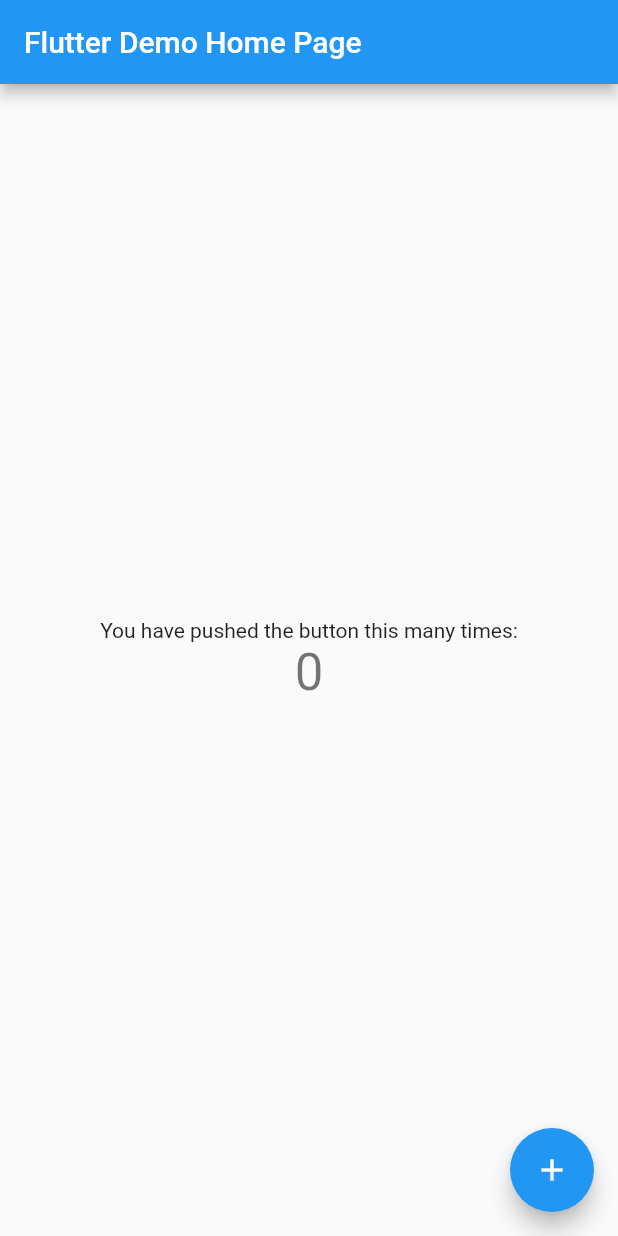
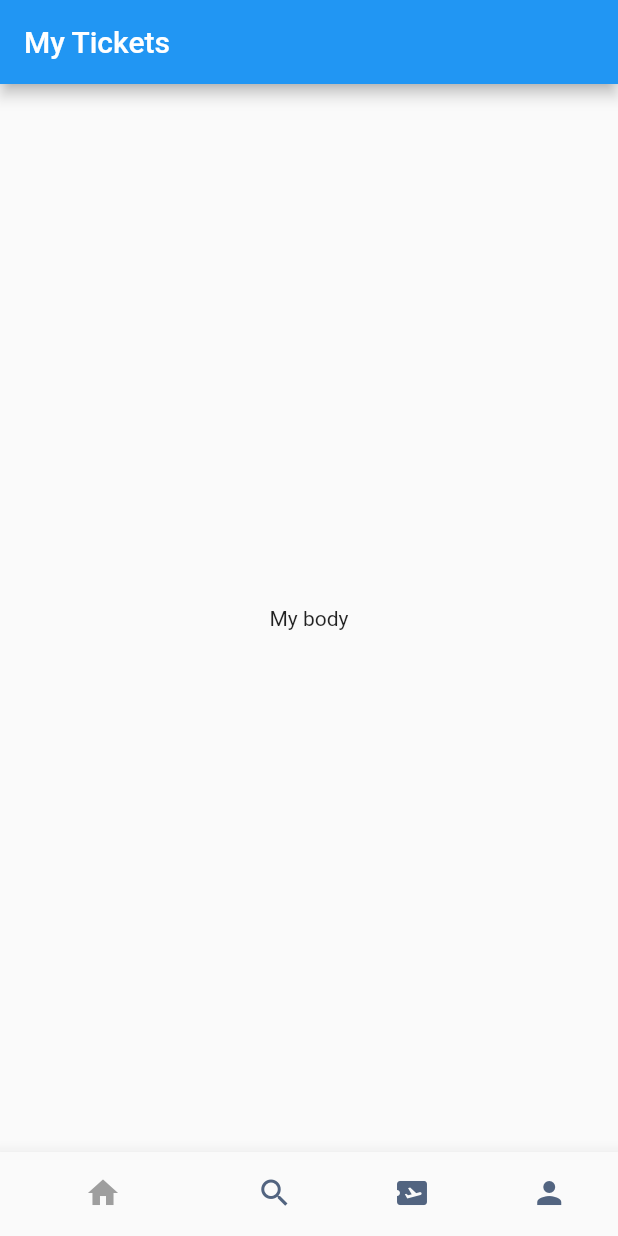
Before and after one commit to soulandbone/ticket_booking, a Flutter app: the screen it shows after launch, on a phone screen of 412 x 824 dp. Run offline on Flutter 3.47's test engine with Material 2 defaults, Android fonts, the phone set to English and light mode, and no system bars.

Commit message:
Added a BottomBar Screen, to start the UI

```diff
--- a/lib/main.dart
+++ b/lib/main.dart
@@ -1,4 +1,6 @@
 import 'package:flutter/material.dart';
+
+import 'screens/bottom_bar.dart';
 
 void main() {
   runApp(const MyApp());
@@ -14,54 +16,7 @@ class MyApp extends StatelessWidget {
       theme: ThemeData(
         primarySwatch: Colors.blue,
       ),
-      home: const MyHomePage(title: 'Flutter Demo Home Page'),
+      home: const BottomBar(),
     );
   }
 }
-
-class MyHomePage extends StatefulWidget {
-  const MyHomePage({super.key, required this.title});
-
-  final String title;
-
-  @override
-  State<MyHomePage> createState() => _MyHomePageState();
-}
-
-class _MyHomePageState extends State<MyHomePage> {
-  int _counter = 0;
-
-  void _incrementCounter() {
-    setState(() {
-      _counter++;
-    });
-  }
-
-  @override
-  Widget build(BuildContext context) {
-    return Scaffold(
-      appBar: AppBar(
-        title: Text(widget.title),
-      ),
-      body: Center(
-        child: Column(
-          mainAxisAlignment: MainAxisAlignment.center,
-          children: <Widget>[
-            const Text(
-              'You have pushed the button this many times:',
-            ),
-            Text(
-              '$_counter',
-              style: Theme.of(context).textTheme.headlineMedium,
-            ),
-          ],
-        ),
-      ),
-      floatingActionButton: FloatingActionButton(
-        onPressed: _incrementCounter,
-        tooltip: 'Increment',
-        child: const Icon(Icons.add),
-      ),
-    );
-  }
-}
--- /dev/null
+++ b/lib/screens/bottom_bar.dart
@@ -0,0 +1,33 @@
+import 'package:flutter/material.dart';
+
+class BottomBar extends StatefulWidget {
+  const BottomBar({super.key});
+
+  @override
+  State<BottomBar> createState() => _BottomBarState();
+}
+
+class _BottomBarState extends State<BottomBar> {
+  @override
+  Widget build(BuildContext context) {
+    return Scaffold(
+      appBar: AppBar(title: const Text('My Tickets')),
+      body: const Center(
+        child: Text('My body'),
+      ),
+      bottomNavigationBar: BottomNavigationBar(
+          elevation: 10,
+          showSelectedLabels: false,
+          showUnselectedLabels: false,
+          selectedItemColor: Colors.grey,
+          unselectedItemColor: const Color(0xFF526480),
+          items: const [
+            BottomNavigationBarItem(label: 'Home', icon: Icon(Icons.home)),
+            BottomNavigationBarItem(label: "Search", icon: Icon(Icons.search)),
+            BottomNavigationBarItem(
+                label: "Ticket", icon: Icon(Icons.airplane_ticket)),
+            BottomNavigationBarItem(label: "Profile", icon: Icon(Icons.person))
+          ]),
+    );
+  }
+}
--- a/pubspec.yaml
+++ b/pubspec.yaml
@@ -35,6 +35,7 @@ dependencies:
   # The following adds the Cupertino Icons font to your application.
   # Use with the CupertinoIcons class for iOS style icons.
   cupertino_icons: ^1.0.2
+  fluentui_icons: ^1.0.0
 
 dev_dependencies:
   flutter_test:
```
Also changed, not shown: pubspec.lock.
